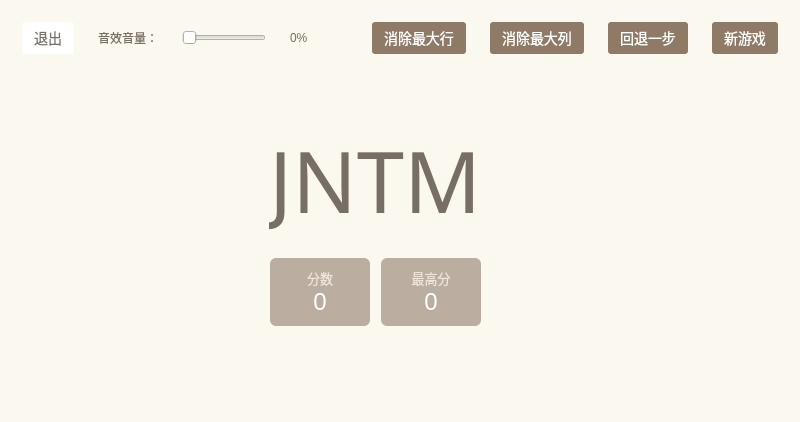
First picture: the form in mainwindow.ui, repository ZKLlab/cxk-2048-cpp, before the edit.
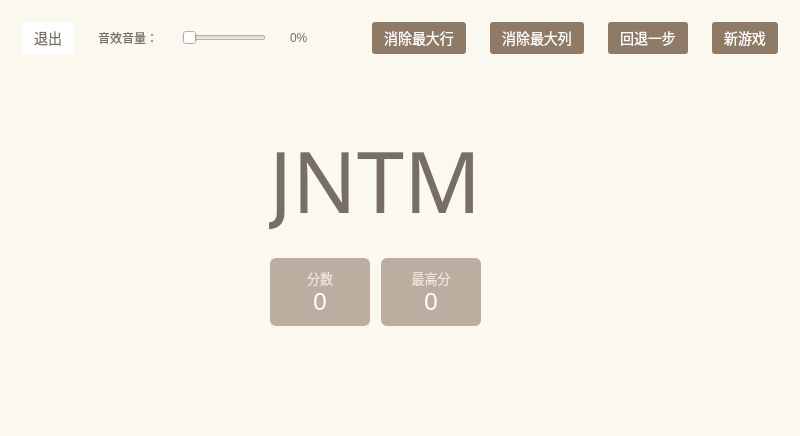
Second picture: the form after the edit.

Commit message: Add: 排行榜样式

```diff
--- a/mainwindow.ui
+++ b/mainwindow.ui
@@ -477,6 +477,9 @@
              <verstretch>0</verstretch>
             </sizepolicy>
            </property>
+           <property name="styleSheet">
+            <string notr="true">font-size: 24px;</string>
+           </property>
           </widget>
          </item>
         </layout>
```
The commit also changes 1 other file.
